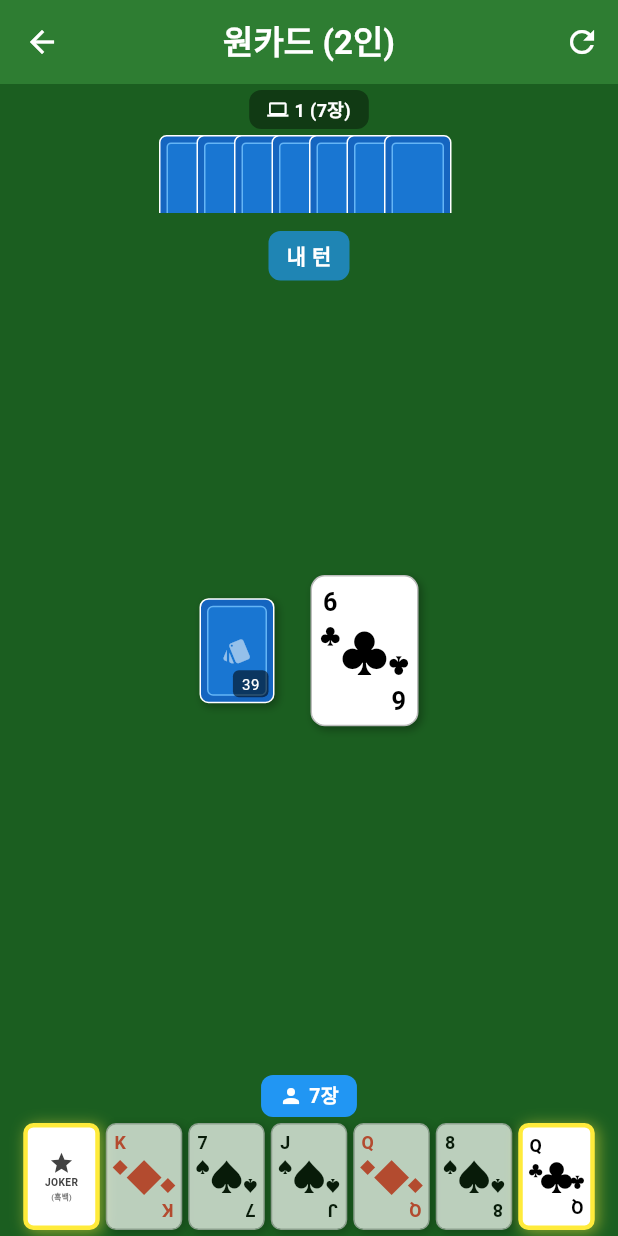
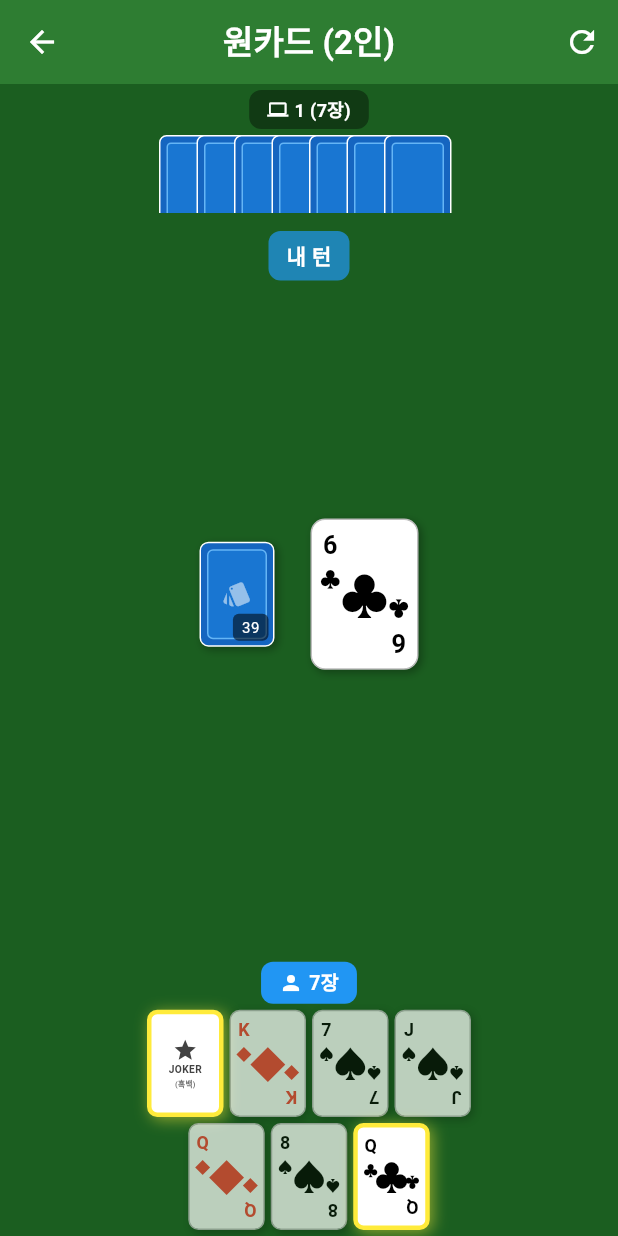
Before and after one commit to mhpark03/games, a Flutter app: the OneCardScreen screen opened directly, on a phone screen of 412 x 824 dp. Run offline on Flutter 3.47's test engine with Material 3 defaults, Android fonts, the phone set to English and light mode, and no system bars; our stand-ins replace shared_preferences; accounts and stored records are empty.

Commit message:
세로모드 플레이어 카드를 2줄로 표시하면서 스크롤 가능하게 수정

```diff
--- a/lib/games/onecard/onecard_screen.dart
+++ b/lib/games/onecard/onecard_screen.dart
@@ -2124,6 +2124,38 @@ class _OneCardScreenState extends State<OneCardScreen> with TickerProviderStateM
   Widget _buildPlayerHand() {
     final playable = _getPlayableCards(playerHand);
 
+    // 2줄로 배열
+    final int cardsPerRow = (playerHand.length / 2).ceil();
+    final List<int> row1 = List.generate(
+      cardsPerRow > playerHand.length ? playerHand.length : cardsPerRow,
+      (i) => i,
+    );
+    final List<int> row2 = List.generate(
+      playerHand.length - cardsPerRow > 0 ? playerHand.length - cardsPerRow : 0,
+      (i) => cardsPerRow + i,
+    );
+
+    Widget buildCardRow(List<int> indices) {
+      return Row(
+        mainAxisSize: MainAxisSize.min,
+        children: indices.map((index) {
+          final card = playerHand[index];
+          final canPlay = playable.contains(card) && isPlayerTurn && !gameOver;
+
+          return Padding(
+            padding: const EdgeInsets.symmetric(horizontal: 2),
+            child: GestureDetector(
+              onTap: () => _onPlayerCardTap(index),
+              child: Opacity(
+                opacity: canPlay ? 1.0 : 0.7,
+                child: _buildPlayingCard(card, size: 0.85, highlight: canPlay),
+              ),
+            ),
+          );
+        }).toList(),
+      );
+    }
+
     return Container(
       padding: const EdgeInsets.symmetric(horizontal: 8, vertical: 4),
       child: Column(
@@ -2153,26 +2185,18 @@ class _OneCardScreenState extends State<OneCardScreen> with TickerProviderStateM
               ],
             ),
           ),
-          // 카드 (스크롤 가능)
+          // 카드 (2줄, 스크롤 가능)
           SingleChildScrollView(
             scrollDirection: Axis.horizontal,
-            child: Row(
-              mainAxisAlignment: MainAxisAlignment.center,
-              children: List.generate(playerHand.length, (index) {
-                final card = playerHand[index];
-                final canPlay = playable.contains(card) && isPlayerTurn && !gameOver;
-
-                return Padding(
-                  padding: const EdgeInsets.symmetric(horizontal: 2),
-                  child: GestureDetector(
-                    onTap: () => _onPlayerCardTap(index),
-                    child: Opacity(
-                      opacity: canPlay ? 1.0 : 0.7,
-                      child: _buildPlayingCard(card, size: 0.85, highlight: canPlay),
-                    ),
-                  ),
-                );
-              }),
+            child: Column(
+              mainAxisSize: MainAxisSize.min,
+              children: [
+                buildCardRow(row1),
+                if (row2.isNotEmpty) ...[
+                  const SizedBox(height: 4),
+                  buildCardRow(row2),
+                ],
+              ],
             ),
           ),
         ],
```
